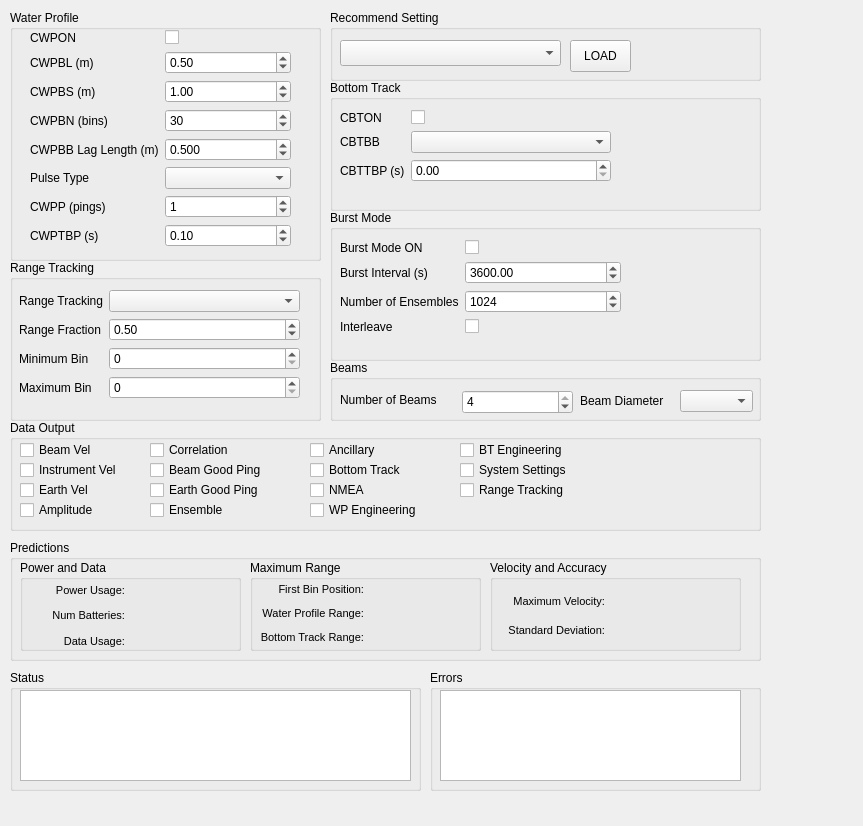
Before: the Qt Designer form PredictR_view/subsystem_view.ui in ricorx7/PredictR, drawn with Qt 5.
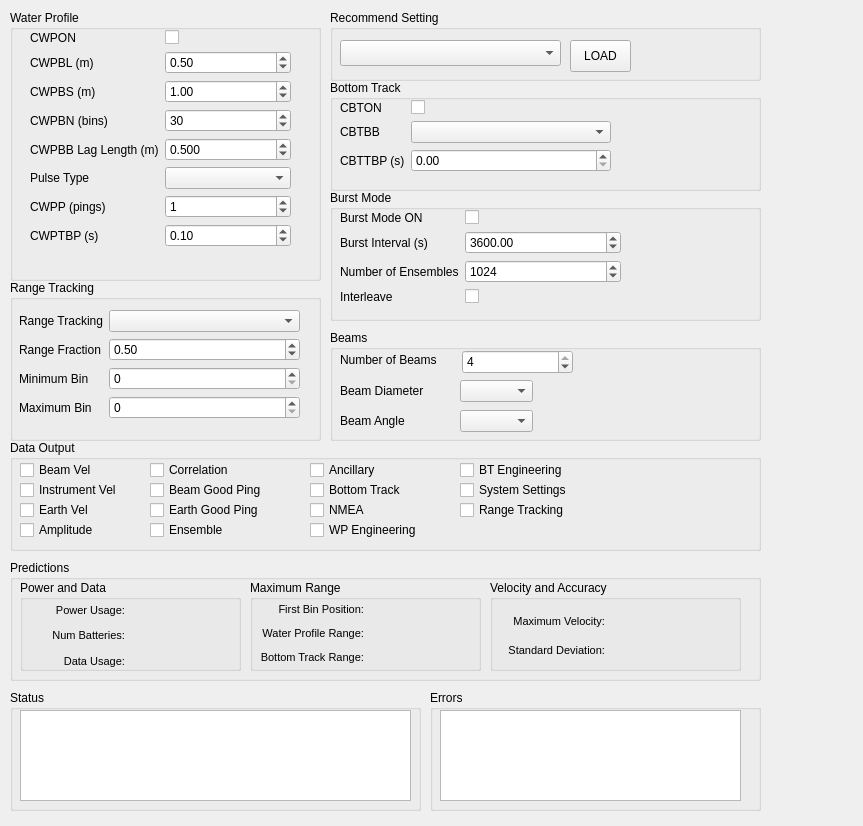
After: the same form once the commit is applied.

Commit message: Added Beam Angle to fix vertical beam calculation. Fixed the overall accumulated prediction model for the number of configuration. Set CBI to 0 ensembles if CBI is turned off to ensure it is turned off.

Patch:
```diff
--- a/PredictR_view/subsystem_view.ui
+++ b/PredictR_view/subsystem_view.ui
@@ -19,7 +19,7 @@
      <x>330</x>
      <y>80</y>
      <width>431</width>
-     <height>131</height>
+     <height>111</height>
     </rect>
    </property>
    <property name="title">
@@ -29,9 +29,9 @@
     <property name="geometry">
      <rect>
       <x>10</x>
-      <y>30</y>
+      <y>20</y>
       <width>271</width>
-      <height>91</height>
+      <height>81</height>
      </rect>
     </property>
     <layout class="QFormLayout" name="formLayout_2">
@@ -76,9 +76,9 @@
    <property name="geometry">
     <rect>
      <x>330</x>
-     <y>210</y>
+     <y>190</y>
      <width>431</width>
-     <height>151</height>
+     <height>131</height>
     </rect>
    </property>
    <property name="title">
@@ -88,9 +88,9 @@
     <property name="geometry">
      <rect>
       <x>10</x>
-      <y>30</y>
+      <y>20</y>
       <width>281</width>
-      <height>112</height>
+      <height>101</height>
      </rect>
     </property>
     <layout class="QFormLayout" name="formLayout_3">
@@ -171,7 +171,7 @@
      <x>10</x>
      <y>10</y>
      <width>311</width>
-     <height>251</height>
+     <height>271</height>
     </rect>
    </property>
    <property name="title">
@@ -183,7 +183,7 @@
       <x>20</x>
       <y>20</y>
       <width>261</width>
-      <height>252</height>
+      <height>231</height>
      </rect>
     </property>
     <layout class="QFormLayout" name="formLayout">
@@ -332,7 +332,7 @@
    <property name="geometry">
     <rect>
      <x>10</x>
-     <y>420</y>
+     <y>440</y>
      <width>751</width>
      <height>111</height>
     </rect>
@@ -540,7 +540,7 @@
    <property name="geometry">
     <rect>
      <x>10</x>
-     <y>540</y>
+     <y>560</y>
      <width>751</width>
      <height>121</height>
     </rect>
@@ -739,14 +739,83 @@
      </layout>
     </widget>
    </widget>
+   <widget class="QGroupBox" name="velAccGroupBox">
+    <property name="geometry">
+     <rect>
+      <x>480</x>
+      <y>20</y>
+      <width>251</width>
+      <height>91</height>
+     </rect>
+    </property>
+    <property name="title">
+     <string>Velocity and Accuracy</string>
+    </property>
+    <widget class="QWidget" name="layoutWidget">
+     <property name="geometry">
+      <rect>
+       <x>10</x>
+       <y>30</y>
+       <width>221</width>
+       <height>51</height>
+      </rect>
+     </property>
+     <layout class="QGridLayout" name="gridLayout">
+      <item row="0" column="0">
+       <widget class="QLabel" name="label_19">
+        <property name="font">
+         <font>
+          <pointsize>8</pointsize>
+         </font>
+        </property>
+        <property name="text">
+         <string>Maximum Velocity: </string>
+        </property>
+        <property name="alignment">
+         <set>Qt::AlignRight|Qt::AlignTrailing|Qt::AlignVCenter</set>
+        </property>
+       </widget>
+      </item>
+      <item row="0" column="1">
+       <widget class="QLabel" name="maxVelLabel">
+        <property name="text">
+         <string/>
+        </property>
+       </widget>
+      </item>
+      <item row="1" column="0">
+       <widget class="QLabel" name="label_21">
+        <property name="font">
+         <font>
+          <pointsize>8</pointsize>
+         </font>
+        </property>
+        <property name="text">
+         <string>Standard Deviation: </string>
+        </property>
+        <property name="alignment">
+         <set>Qt::AlignRight|Qt::AlignTrailing|Qt::AlignVCenter</set>
+        </property>
+       </widget>
+      </item>
+      <item row="1" column="1">
+       <widget class="QLabel" name="stdLabel">
+        <property name="text">
+         <string/>
+        </property>
+       </widget>
+      </item>
+     </layout>
+    </widget>
+   </widget>
   </widget>
   <widget class="QGroupBox" name="numBeamsGroupBox">
    <property name="geometry">
     <rect>
      <x>330</x>
-     <y>360</y>
+     <y>330</y>
      <width>431</width>
-     <height>61</height>
+     <height>111</height>
     </rect>
    </property>
    <property name="title">
@@ -756,7 +825,7 @@
     <property name="geometry">
      <rect>
       <x>132</x>
-      <y>30</y>
+      <y>20</y>
       <width>111</width>
       <height>24</height>
      </rect>
@@ -775,7 +844,7 @@
     <property name="geometry">
      <rect>
       <x>10</x>
-      <y>30</y>
+      <y>20</y>
       <width>111</width>
       <height>20</height>
      </rect>
@@ -787,9 +856,9 @@
    <widget class="QLabel" name="label_28">
     <property name="geometry">
      <rect>
-      <x>250</x>
-      <y>30</y>
-      <width>91</width>
+      <x>10</x>
+      <y>50</y>
+      <width>101</width>
       <height>21</height>
      </rect>
     </property>
@@ -800,8 +869,31 @@
    <widget class="QComboBox" name="beamDiaComboBox">
     <property name="geometry">
      <rect>
-      <x>350</x>
-      <y>30</y>
+      <x>130</x>
+      <y>50</y>
+      <width>73</width>
+      <height>22</height>
+     </rect>
+    </property>
+   </widget>
+   <widget class="QLabel" name="label_30">
+    <property name="geometry">
+     <rect>
+      <x>10</x>
+      <y>80</y>
+      <width>111</width>
+      <height>21</height>
+     </rect>
+    </property>
+    <property name="text">
+     <string>Beam Angle</string>
+    </property>
+   </widget>
+   <widget class="QComboBox" name="beamAngleComboBox">
+    <property name="geometry">
+     <rect>
+      <x>130</x>
+      <y>80</y>
       <width>73</width>
       <height>22</height>
      </rect>
@@ -848,7 +940,7 @@
    <property name="geometry">
     <rect>
      <x>10</x>
-     <y>260</y>
+     <y>280</y>
      <width>311</width>
      <height>161</height>
     </rect>
@@ -913,80 +1005,11 @@
     </layout>
    </widget>
   </widget>
-  <widget class="QGroupBox" name="velAccGroupBox">
-   <property name="geometry">
-    <rect>
-     <x>490</x>
-     <y>560</y>
-     <width>251</width>
-     <height>91</height>
-    </rect>
-   </property>
-   <property name="title">
-    <string>Velocity and Accuracy</string>
-   </property>
-   <widget class="QWidget" name="layoutWidget">
-    <property name="geometry">
-     <rect>
-      <x>10</x>
-      <y>30</y>
-      <width>221</width>
-      <height>51</height>
-     </rect>
-    </property>
-    <layout class="QGridLayout" name="gridLayout">
-     <item row="0" column="0">
-      <widget class="QLabel" name="label_19">
-       <property name="font">
-        <font>
-         <pointsize>8</pointsize>
-        </font>
-       </property>
-       <property name="text">
-        <string>Maximum Velocity: </string>
-       </property>
-       <property name="alignment">
-        <set>Qt::AlignRight|Qt::AlignTrailing|Qt::AlignVCenter</set>
-       </property>
-      </widget>
-     </item>
-     <item row="0" column="1">
-      <widget class="QLabel" name="maxVelLabel">
-       <property name="text">
-        <string/>
-       </property>
-      </widget>
-     </item>
-     <item row="1" column="0">
-      <widget class="QLabel" name="label_21">
-       <property name="font">
-        <font>
-         <pointsize>8</pointsize>
-        </font>
-       </property>
-       <property name="text">
-        <string>Standard Deviation: </string>
-       </property>
-       <property name="alignment">
-        <set>Qt::AlignRight|Qt::AlignTrailing|Qt::AlignVCenter</set>
-       </property>
-      </widget>
-     </item>
-     <item row="1" column="1">
-      <widget class="QLabel" name="stdLabel">
-       <property name="text">
-        <string/>
-       </property>
-      </widget>
-     </item>
-    </layout>
-   </widget>
-  </widget>
   <widget class="QGroupBox" name="statusGroupBox">
    <property name="geometry">
     <rect>
      <x>10</x>
-     <y>670</y>
+     <y>690</y>
      <width>411</width>
      <height>121</height>
     </rect>
@@ -1009,7 +1032,7 @@
    <property name="geometry">
     <rect>
      <x>430</x>
-     <y>670</y>
+     <y>690</y>
      <width>331</width>
      <height>121</height>
     </rect>
```
The commit also changes 4 other files.
